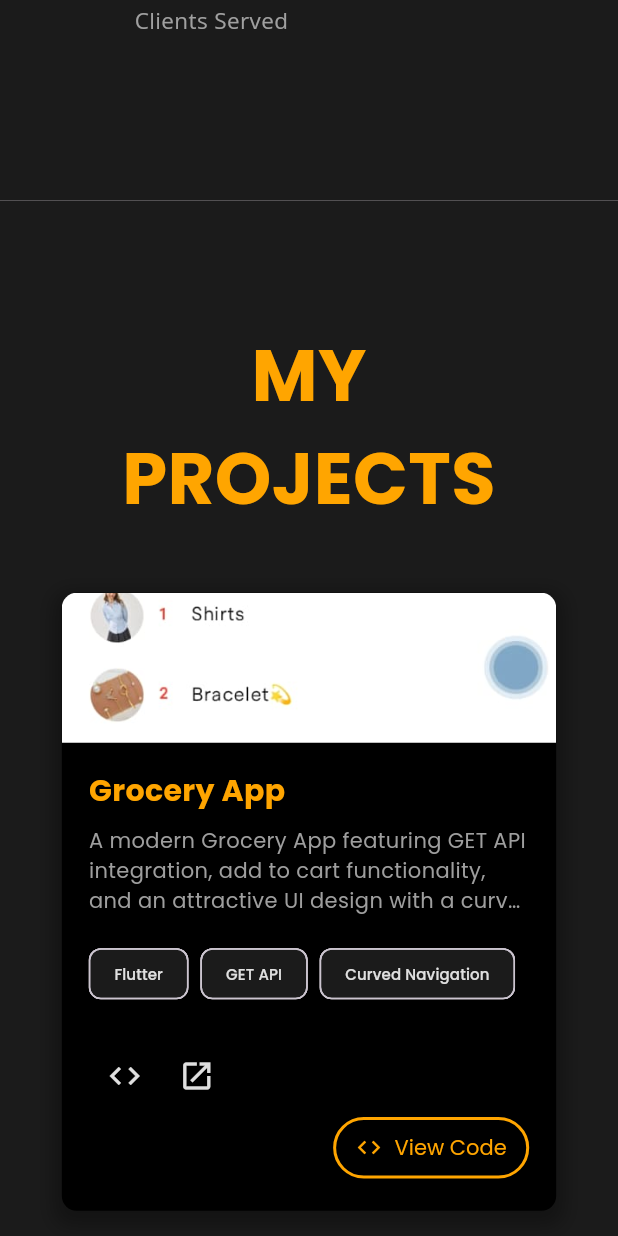
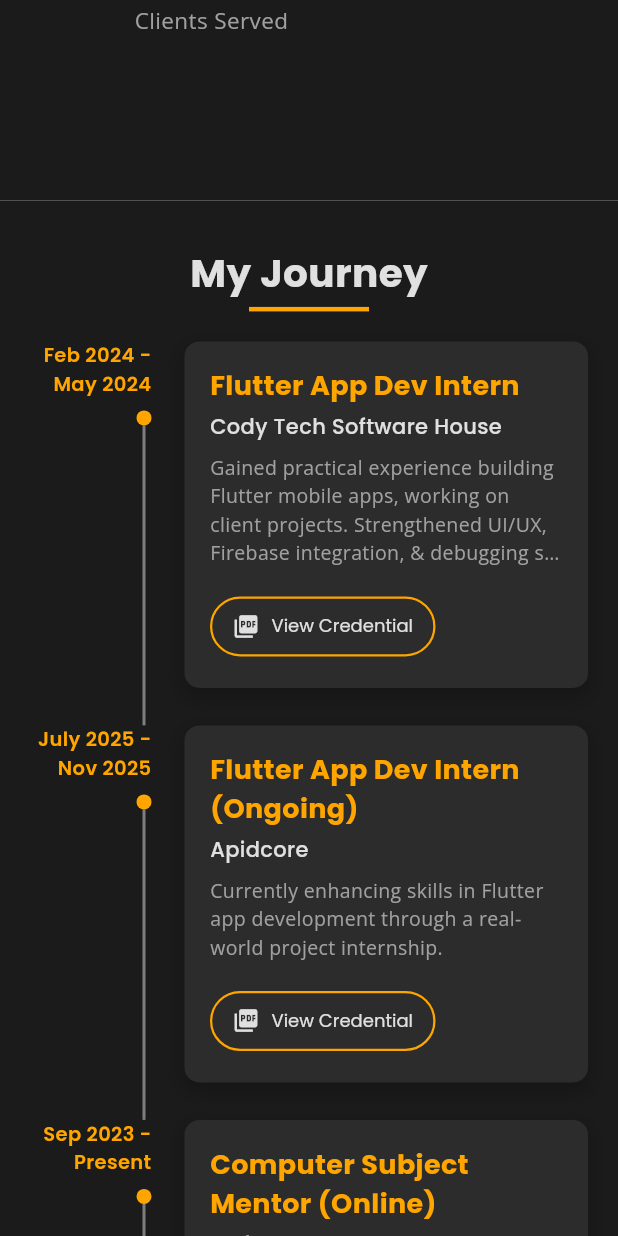
Before and after one commit to Manahiltareen/portfolio_web, a Flutter app: the screen it shows after launch, scrolled down 1728 dp, on a phone screen of 412 x 824 dp. Run offline on Flutter 3.47's test engine with Material 3 defaults, Android fonts, the phone set to English and light mode, and no system bars; our stand-ins replace google_fonts, visibility_detector.

Commit message:
experience section

```diff
--- /dev/null
+++ b/lib/View/Experience_Section/presentation/Common_widget/ExperienceTimelineTile.dart
@@ -0,0 +1,186 @@
+import 'package:flutter/material.dart';
+import 'package:google_fonts/google_fonts.dart';
+import 'package:portfolio_web/core/helpers/Responsive.dart';
+import 'package:url_launcher/url_launcher.dart'; // For launching URLs (if certificates are online)
+import 'package:portfolio_web/core/theme/app_colors.dart'; // Assuming your color palette
+// Assuming your responsive utility
+
+class ExperienceTimelineTile extends StatefulWidget {
+  final String duration;
+  final String title;
+  final String company;
+  final String description;
+  final String? certificateImagePath; // Path to your certificate image asset
+  final String? certificateLink; // Optional: A link if certificate is hosted online
+
+  const ExperienceTimelineTile({
+    super.key,
+    required this.duration,
+    required this.title,
+    required this.company,
+    required this.description,
+    this.certificateImagePath,
+    this.certificateLink,
+  });
+
+  @override
+  State<ExperienceTimelineTile> createState() => _ExperienceTimelineTileState();
+}
+
+class _ExperienceTimelineTileState extends State<ExperienceTimelineTile> {
+  bool _isHovered = false;
+
+  @override
+  Widget build(BuildContext context) {
+    bool isDesktop = Responsive.isDesktop(context); // Use your Responsive utility
+
+    return IntrinsicHeight( // Makes children fill available height
+      child: Row(
+        crossAxisAlignment: CrossAxisAlignment.stretch, // Stretch children vertically
+        children: [
+          // Left side: Duration and Timeline dot/line
+          Container(
+            width: isDesktop ? MediaQuery.of(context).size.width * 0.12 : MediaQuery.of(context).size.width * 0.25, // Adjust width
+            alignment: Alignment.topRight,
+            padding: const EdgeInsets.only(right: 22),
+            child: Column(
+              crossAxisAlignment: CrossAxisAlignment.end,
+              children: [
+                Text(
+                  widget.duration,
+                  textAlign: TextAlign.right,
+                  style: GoogleFonts.poppins(
+                    fontSize: isDesktop ? 14 : 13,
+                    color: AppColors.accentOrange,
+                    fontWeight: FontWeight.w600,
+                  ),
+                ),
+                Expanded(
+                  child: Padding(
+                    padding: const EdgeInsets.only(top: 8.0),
+                    child: Column(
+                      children: [
+                        Container(
+                          width: 10,
+                          height: 10,
+                          decoration: BoxDecoration(
+                            color: AppColors.accentOrange,
+                            shape: BoxShape.circle,
+                          ),
+                        ),
+                        Expanded(
+                          child: Container(
+                            width: 2,
+                            color: AppColors.textPrimary.withOpacity(0.5),
+                          ),
+                        ),
+                      ],
+                    ),
+                  ),
+                ),
+              ],
+            ),
+          ),
+          // Right side: Experience Card
+          Expanded(
+            child: MouseRegion(
+              onEnter: (_) => setState(() => _isHovered = true),
+              onExit: (_) => setState(() => _isHovered = false),
+              child: AnimatedContainer(
+                duration: const Duration(milliseconds: 300),
+                curve: Curves.easeInOut,
+                margin: const EdgeInsets.only(bottom: 25), // Space between cards
+                padding: const EdgeInsets.all(15),
+                decoration: BoxDecoration(
+                  color: AppColors.backgroundSecondary,
+                  borderRadius: BorderRadius.circular(10),
+                  boxShadow: _isHovered
+                      ? [
+                    BoxShadow(
+                      color: AppColors.accentOrange.withOpacity(0.3),
+                      spreadRadius: 5,
+                      blurRadius: 20,
+                      offset: const Offset(0, 10),
+                    ),
+                  ]
+                      : [
+                    BoxShadow(
+                      color: Colors.black.withOpacity(0.2),
+                      spreadRadius: 2,
+                      blurRadius: 10,
+                      offset: const Offset(0, 5),
+                    ),
+                  ],
+                  border: _isHovered
+                      ? Border.all(color: AppColors.accentOrange, width: 2)
+                      : Border.all(color: AppColors.backgroundSecondary, width: 2), // Keep a border for smooth transition
+                ),
+                child: Column(
+                  crossAxisAlignment: CrossAxisAlignment.start,
+                  children: [
+                    Text(
+                      widget.title,
+                      style: GoogleFonts.poppins(
+                        fontSize: isDesktop ? 20 : 18,
+                        color: AppColors.accentOrange,
+                        fontWeight: FontWeight.bold,
+                      ),
+                    ),
+                    const SizedBox(height: 4),
+                    Text(
+                      widget.company,
+                      style: GoogleFonts.poppins(
+                        fontSize: isDesktop ? 16 : 14,
+                        color: AppColors.textPrimary,
+                        fontWeight: FontWeight.w500,
+                      ),
+                    ),
+                    const SizedBox(height: 8),
+                    Text(
+                      widget.description,
+                      style: GoogleFonts.openSans(
+                        fontSize: isDesktop ? 14 : 13,
+                        color: AppColors.paragraphText,
+                      ),
+                      maxLines: 4, // Limit description lines
+                      overflow: TextOverflow.ellipsis,
+                    ),
+                    if (widget.certificateImagePath != null || widget.certificateLink != null)
+                      Padding(
+                        padding: const EdgeInsets.only(top: 15.0),
+                        child: OutlinedButton.icon(
+                          onPressed: () async {
+                            String? urlToLaunch = widget.certificateLink ?? widget.certificateImagePath;
+                            if (urlToLaunch != null && urlToLaunch.isNotEmpty) {
+                              // If it's a local asset, open it in a new tab (requires special handling for web)
+                              // For web, assets can be directly linked if configured, or opened in a new tab.
+                              // For demonstration, we'll assume it's a web-accessible path or a direct link.
+                              if (await canLaunchUrl(Uri.parse(urlToLaunch))) {
+                                await launchUrl(Uri.parse(urlToLaunch));
+                              } else {
+                                ScaffoldMessenger.of(context).showSnackBar(
+                                  SnackBar(content: Text('Could not open certificate: $urlToLaunch')),
+                                );
+                              }
+                            }
+                          },
+                          style: OutlinedButton.styleFrom(
+                            foregroundColor: AppColors.textPrimary,
+                            side: BorderSide(color: AppColors.accentOrange, width: 1.5),
+                            padding: const EdgeInsets.symmetric(horizontal: 15, vertical: 10),
+                            textStyle: GoogleFonts.poppins(fontSize: isDesktop ? 14 : 12),
+                          ),
+                          icon: const Icon(Icons.picture_as_pdf), // Or Icons.link
+                          label: const Text('View Credential'),
+                        ),
+                      ),
+                  ],
+                ),
+              ),
+            ),
+          ),
+        ],
+      ),
+    );
+  }
+}
--- /dev/null
+++ b/lib/View/Experience_Section/presentation/Experience_page/ExperienceSection.dart
@@ -0,0 +1,101 @@
+import 'package:flutter/material.dart';
+import 'package:google_fonts/google_fonts.dart';
+import 'package:portfolio_web/View/Experience_Section/presentation/Common_widget/ExperienceTimelineTile.dart';
+import 'package:portfolio_web/core/helpers/Responsive.dart';
+import 'package:url_launcher/url_launcher.dart';
+import 'package:portfolio_web/core/theme/app_colors.dart';
+
+class ExperienceSection extends StatelessWidget {
+  const ExperienceSection({super.key});
+
+  @override
+  Widget build(BuildContext context) {
+    bool isDesktop = Responsive.isDesktop(context);
+    // No need for screenHeight here if we want content to dictate height, up to max
+    // double screenHeight = MediaQuery.of(context).size.height;
+
+    return Container(
+      width: double.infinity,
+      // ⭐ Removed fixed height constraint. Let children define height.
+      // constraints: BoxConstraints(maxHeight: screenHeight), // Option if you want to cap it
+      padding: EdgeInsets.symmetric(
+        vertical: isDesktop ? 50 : 30,
+        horizontal: isDesktop ? MediaQuery.of(context).size.width * 0.1 : 20,
+      ),
+      color: AppColors.backgroundPrimary,
+      child: Column(
+        crossAxisAlignment: CrossAxisAlignment.center,
+        // ⭐ Important: Column takes only necessary height for its children
+        mainAxisSize: MainAxisSize.min, // This makes the column shrink-wrap its content
+        children: [
+          // Section Title
+          Text(
+            'My Journey',
+            style: GoogleFonts.poppins(
+              fontSize: isDesktop ? 36 : 26,
+              fontWeight: FontWeight.bold,
+              color: AppColors.textPrimary,
+            ),
+          ),
+          // Reduced margin for the underline
+          Container(
+            width: isDesktop ? 120 : 80,
+            height: 3,
+            color: AppColors.accentOrange,
+            margin: const EdgeInsets.only(top: 4, bottom: 20), // Reduced bottom margin
+          ),
+          // Experience Timeline - ⭐ Crucial: No Expanded and No SingleChildScrollView here
+          // This allows the column to grow to fit all timeline tiles
+          Column(
+            children: [
+              ExperienceTimelineTile(
+                duration: 'Feb 2024 - May 2024',
+                title: 'Flutter App Dev Intern',
+                company: 'Cody Tech Software House',
+                description: 'Gained practical experience building Flutter mobile apps, working on client projects. Strengthened UI/UX, Firebase integration, & debugging skills.',
+                certificateImagePath: 'assets/certificates/codytech_certificate.png',
+              ),
+              ExperienceTimelineTile(
+                duration: 'July 2025 - Nov 2025',
+                title: 'Flutter App Dev Intern (Ongoing)',
+                company: 'Apidcore',
+                description: 'Currently enhancing skills in Flutter app development through a real-world project internship.',
+                certificateImagePath: 'assets/certificates/apidcore_offer_letter.png',
+              ),
+              ExperienceTimelineTile(
+                duration: 'Sep 2023 - Present',
+                title: 'Computer Subject Mentor (Online)',
+                company: 'Self-employed',
+                description: 'Taught Flutter frontend & Firebase online to students, helping them grasp software dev concepts.',
+              ),
+            ],
+          ),
+          // Download Resume Button
+          Padding(
+            padding: const EdgeInsets.only(top: 30.0),
+            child: OutlinedButton.icon(
+              onPressed: () async {
+                const String resumeUrl = 'assets/ManahilTareen_CV.docx';
+                if (await canLaunchUrl(Uri.parse(resumeUrl))) {
+                  await launchUrl(Uri.parse(resumeUrl));
+                } else {
+                  ScaffoldMessenger.of(context).showSnackBar(
+                    SnackBar(content: Text('Could not launch resume: $resumeUrl')),
+                  );
+                }
+              },
+              style: OutlinedButton.styleFrom(
+                foregroundColor: AppColors.accentOrange,
+                side: BorderSide(color: AppColors.accentOrange, width: 2),
+                padding: const EdgeInsets.symmetric(horizontal: 20, vertical: 18),
+                textStyle: GoogleFonts.poppins(fontSize: 14, fontWeight: FontWeight.w600),
+              ),
+              icon: const Icon(Icons.download),
+              label: const Text('Download Resume'),
+            ),
+          ),
+        ],
+      ),
+    );
+  }
+}
--- a/lib/View/home/presentation/home_page/desktop_home_content.dart
+++ b/lib/View/home/presentation/home_page/desktop_home_content.dart
@@ -183,7 +183,7 @@ class HeroDesktopLayout extends StatelessWidget {
                     // Circular Image of Manahil
                     Container(
                       width: screenWidth * rightColumnWidthRatio * 0.7,
-                      height: screenWidth * rightColumnWidthRatio * 0.6,
+                      height: screenWidth * rightColumnWidthRatio * 0.55,
                       decoration: BoxDecoration(
                         shape: BoxShape.circle,
                         image: DecorationImage(
--- a/lib/View/main_web_page/main_web_page.dart
+++ b/lib/View/main_web_page/main_web_page.dart
@@ -1,4 +1,5 @@
 import 'package:flutter/material.dart';
+import 'package:portfolio_web/View/Experience_Section/presentation/Experience_page/ExperienceSection.dart';
 import 'package:portfolio_web/View/Project_Section/presentation/projects_pages/Desktop_project_content.dart';
 import 'package:portfolio_web/View/about/Presentation/About_pages/desktop_about_content.dart';
 import 'package:portfolio_web/View/home/presentation/home_screen.dart';
@@ -46,6 +47,7 @@ class _MainWebPageState extends State<MainWebPage> {
             NewHeroSectionContent(),
 
             DesktopAboutContent(activeSectionNotifier: _activeSectionNotifier),
+            ExperienceSection(),
             ProjectSection(),
 
           ],
```
Also changed, not shown: lib/View/projects/data/projects_data_source.dart (deleted), lib/View/projects/widgets/project_card.dart (deleted).
